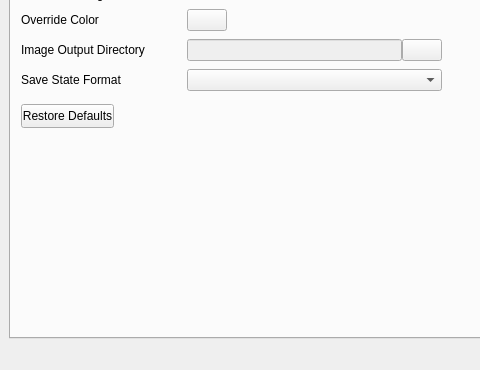
First picture: the form in qt/mainwindow.ui, repository Lupinzar/gssex, before the edit; both pictures show x 0 to 480 and y 110 to 480 of the 640 by 480 pixel window.
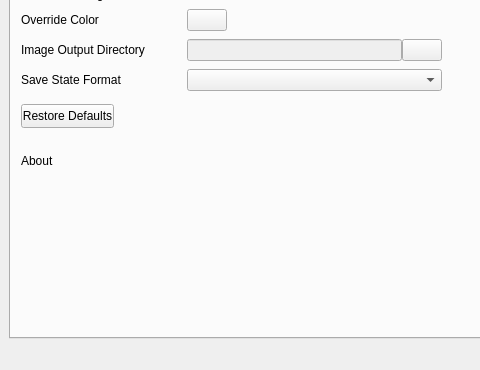
Second picture: the form after the edit. Icons and pictures are not drawn. Custom widgets are drawn as their Qt base class.

Commit message: Add about info to Settings tab

Diff of the .ui file:
```diff
--- a/qt/mainwindow.ui
+++ b/qt/mainwindow.ui
@@ -159,6 +159,31 @@
          <string>Restore Defaults</string>
         </property>
        </widget>
+       <widget class="QLabel" name="about_label">
+        <property name="geometry">
+         <rect>
+          <x>10</x>
+          <y>180</y>
+          <width>421</width>
+          <height>141</height>
+         </rect>
+        </property>
+        <property name="frameShape">
+         <enum>QFrame::Shape::NoFrame</enum>
+        </property>
+        <property name="frameShadow">
+         <enum>QFrame::Shadow::Plain</enum>
+        </property>
+        <property name="text">
+         <string>About</string>
+        </property>
+        <property name="textFormat">
+         <enum>Qt::TextFormat::PlainText</enum>
+        </property>
+        <property name="alignment">
+         <set>Qt::AlignmentFlag::AlignLeading|Qt::AlignmentFlag::AlignLeft|Qt::AlignmentFlag::AlignTop</set>
+        </property>
+       </widget>
       </widget>
       <widget class="TabPalette" name="tab_palette">
        <attribute name="title">
```
The commit also changes 3 other files.
